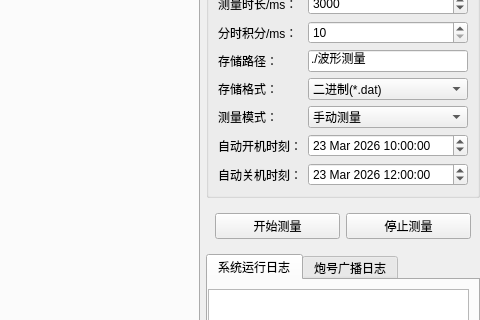
Qt form mainwindow.ui (MrXiaomao/HardXrayCamera) before a commit; both pictures show x 792 to 1272 and y 149 to 469 of the 1272 by 926 pixel window.
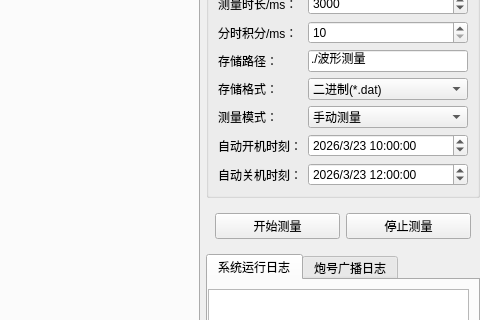
The same form after that commit. Icons and pictures are not drawn. Custom widgets are drawn as their Qt base class.

Commit message: 修复无人值守无法使用的问题

```diff
--- a/mainwindow.ui
+++ b/mainwindow.ui
@@ -943,6 +943,9 @@
                 <second>0</second>
                </time>
               </property>
+              <property name="displayFormat">
+               <string>yyyy/M/d H:mm:ss</string>
+              </property>
              </widget>
             </item>
             <item row="3" column="0">
@@ -980,6 +983,9 @@
                 <second>0</second>
                </time>
               </property>
+              <property name="displayFormat">
+               <string>yyyy/M/d H:mm:ss</string>
+              </property>
              </widget>
             </item>
             <item row="1" column="1">
```
Left out of the diff: 2 changed lines with no effect on the pictures. The commit also changes 2 other files.
